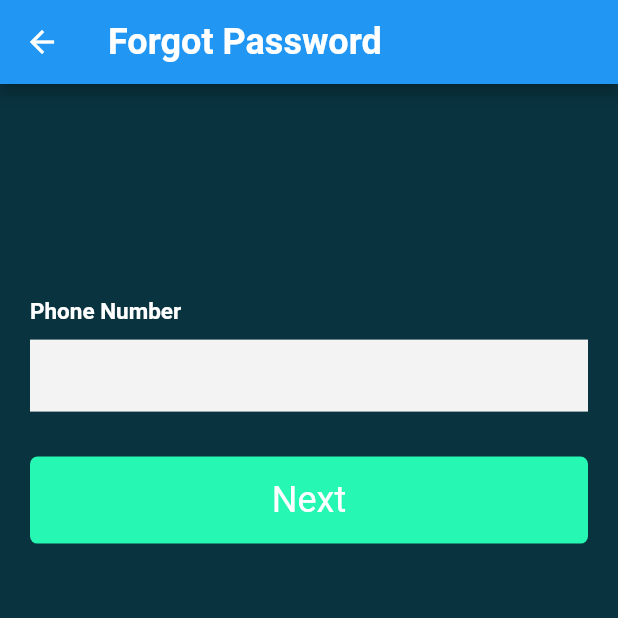
After one commit to Caivy/Myfan, a Flutter app: the forgetPass screen opened directly, on a phone screen of 412 x 824 dp, the top half of it. The commit adds this screen. Run offline on Flutter 3.47's test engine with Material 2 defaults, Android fonts, the phone set to English and light mode, and no system bars; our stand-ins replace cloud_firestore, firebase_auth, firebase_core, google_fonts; missing offline and left inert: flutter_facebook_auth; accounts and stored records are empty; Roboto replaces fonts that are missing (Ubuntu).

Commit message:
Added Forgot Password

```diff
--- /dev/null
+++ b/lib/screen/forgot_password_screen.dart
@@ -0,0 +1,301 @@
+import 'package:cloud_firestore/cloud_firestore.dart';
+import 'package:flutter/material.dart';
+import 'package:google_fonts/google_fonts.dart';
+import 'package:myfan/config/global.dart';
+import 'package:myfan/screen/home_screen.dart';
+
+TextEditingController phoneNumberController =
+    new TextEditingController();
+TextEditingController passwordOldController =
+    new TextEditingController();
+TextEditingController passwordNewController =
+    new TextEditingController();
+final FirebaseFirestore _firestore =
+    FirebaseFirestore.instance;
+
+// ignore: camel_case_types
+class forgetPass extends StatelessWidget {
+  const forgetPass({Key? key}) : super(key: key);
+
+  @override
+  Widget build(BuildContext context) {
+    final height =
+        MediaQuery.of(context).size.height;
+    return Scaffold(
+        backgroundColor: Palette.PrimaryColor,
+        appBar: AppBar(
+          title: Text("Forgot Password",
+              style: GoogleFonts.ubuntu(
+                  color: Palette.WHITE,
+                  fontSize: 24,
+                  fontWeight: FontWeight.bold)),
+        ),
+        body: Stack(children: [
+          Container(
+            padding: EdgeInsets.symmetric(
+                horizontal: 20),
+            child: SingleChildScrollView(
+              child: Column(
+                crossAxisAlignment:
+                    CrossAxisAlignment.center,
+                mainAxisAlignment:
+                    MainAxisAlignment.center,
+                children: <Widget>[
+                  SizedBox(height: height * .1),
+                  SizedBox(height: 50),
+                  Column(
+                    children: <Widget>[
+                      Container(
+                        margin:
+                            EdgeInsets.symmetric(
+                                vertical: 10),
+                        child: Column(
+                          crossAxisAlignment:
+                              CrossAxisAlignment
+                                  .start,
+                          children: <Widget>[
+                            Text(
+                              "Phone Number",
+                              style: TextStyle(
+                                  fontWeight:
+                                      FontWeight
+                                          .bold,
+                                  color: Palette
+                                      .WHITE,
+                                  fontSize: 15),
+                            ),
+                            SizedBox(
+                              height: 10,
+                            ),
+                            TextField(
+                              decoration:
+                                  InputDecoration(
+                                border:
+                                    InputBorder
+                                        .none,
+                                fillColor: Color(
+                                    0xfff3f3f4),
+                                filled: true,
+                              ),
+                              controller:
+                                  phoneNumberController,
+                            ),
+                          ],
+                        ),
+                      )
+                    ],
+                  ),
+                  SizedBox(
+                    height: 20,
+                  ),
+                  _submitButton(context)
+                ],
+              ),
+            ),
+          ),
+        ]));
+  }
+
+  Widget _submitButton(BuildContext context) {
+    return GestureDetector(
+      onTap: () {
+        next(context);
+      },
+      child: Container(
+        width: MediaQuery.of(context).size.width,
+        padding:
+            EdgeInsets.symmetric(vertical: 15),
+        alignment: Alignment.center,
+        decoration: BoxDecoration(
+            borderRadius: BorderRadius.all(
+                Radius.circular(5)),
+            color: Palette.secondaryColor),
+        child: Text(
+          'Next',
+          style: GoogleFonts.roboto(
+              color: Palette.WHITE, fontSize: 24),
+        ),
+      ),
+    );
+  }
+
+  Widget _submitsButton(BuildContext context) {
+    return GestureDetector(
+      onTap: () {
+        login(context);
+      },
+      child: Container(
+        width: MediaQuery.of(context).size.width,
+        padding:
+            EdgeInsets.symmetric(vertical: 15),
+        alignment: Alignment.center,
+        decoration: BoxDecoration(
+            borderRadius: BorderRadius.all(
+                Radius.circular(5)),
+            color: Palette.secondaryColor),
+        child: Text(
+          'Login',
+          style: GoogleFonts.roboto(
+              color: Palette.WHITE, fontSize: 24),
+        ),
+      ),
+    );
+  }
+
+  Widget password(BuildContext context) {
+    final height =
+        MediaQuery.of(context).size.height;
+    return Scaffold(
+      backgroundColor: Palette.PrimaryColor,
+      appBar: AppBar(
+          title: Text("Forgot Password",
+              style: GoogleFonts.ubuntu(
+                  color: Palette.WHITE,
+                  fontSize: 24,
+                  fontWeight: FontWeight.bold))),
+      body: Stack(
+        children: [
+          Container(
+            padding: EdgeInsets.symmetric(
+                horizontal: 20),
+            child: SingleChildScrollView(
+              child: Column(
+                crossAxisAlignment:
+                    CrossAxisAlignment.center,
+                mainAxisAlignment:
+                    MainAxisAlignment.center,
+                children: <Widget>[
+                  SizedBox(height: height * .1),
+                  SizedBox(height: 50),
+                  Column(
+                    children: <Widget>[
+                      Container(
+                        margin:
+                            EdgeInsets.symmetric(
+                                vertical: 10),
+                        child: Column(
+                          crossAxisAlignment:
+                              CrossAxisAlignment
+                                  .start,
+                          children: <Widget>[
+                            Text(
+                              "Old Password",
+                              style: TextStyle(
+                                  fontWeight:
+                                      FontWeight
+                                          .bold,
+                                  color: Palette
+                                      .WHITE,
+                                  fontSize: 15),
+                            ),
+                            SizedBox(
+                              height: 10,
+                            ),
+                            TextField(
+                              decoration:
+                                  InputDecoration(
+                                border:
+                                    InputBorder
+                                        .none,
+                                fillColor: Color(
+                                    0xfff3f3f4),
+                                filled: true,
+                              ),
+                              controller:
+                                  passwordOldController,
+                            ),
+                            SizedBox(
+                              height: 10,
+                            ),
+                            Text(
+                              "New Password",
+                              style: TextStyle(
+                                  fontWeight:
+                                      FontWeight
+                                          .bold,
+                                  color: Palette
+                                      .WHITE,
+                                  fontSize: 15),
+                            ),
+                            SizedBox(
+                              height: 10,
+                            ),
+                            TextField(
+                              decoration:
+                                  InputDecoration(
+                                border:
+                                    InputBorder
+                                        .none,
+                                fillColor: Color(
+                                    0xfff3f3f4),
+                                filled: true,
+                              ),
+                              controller:
+                                  passwordNewController,
+                            ),
+                          ],
+                        ),
+                      )
+                    ],
+                  ),
+                  SizedBox(
+                    height: 20,
+                  ),
+                  _submitsButton(context)
+                ],
+              ),
+            ),
+          ),
+        ],
+      ),
+    );
+  }
+
+  Future next(BuildContext context) async {
+    var phoneNumber =
+        phoneNumberController.text.trim();
+    await _firestore
+        .collection('users')
+        .where('phoneNumber',
+            isEqualTo: phoneNumber)
+        .get()
+        .then((result) {
+      if (result.docs.length > 0) {
+        Navigator.push(
+            context,
+            MaterialPageRoute(
+                builder: (context) =>
+                    password(context)));
+      }
+    });
+  }
+
+  Future login(BuildContext context) async {
+    var oldPassword =
+        passwordOldController.text.trim();
+    // var newPassword =
+    //     passwordNewController.text.trim();
+    // var phoneNumber =
+    //     phoneNumberController.text.trim();
+    await _firestore
+        .collection('users')
+        .where('password', isEqualTo: oldPassword)
+        .get()
+        .then((v) {
+      try {
+        v.docs.forEach((v) {
+          _firestore
+              .collection('users')
+              .doc(v.id)
+              .update({
+            'password':
+                passwordNewController.text.trim()
+          });
+          print("add");
+        });
+      } catch (e) {
+        print(e);
+      }
+    });
+  }
+}
```
Also changed, not shown: lib/screen/login_screen.dart (+13 -2 lines).
